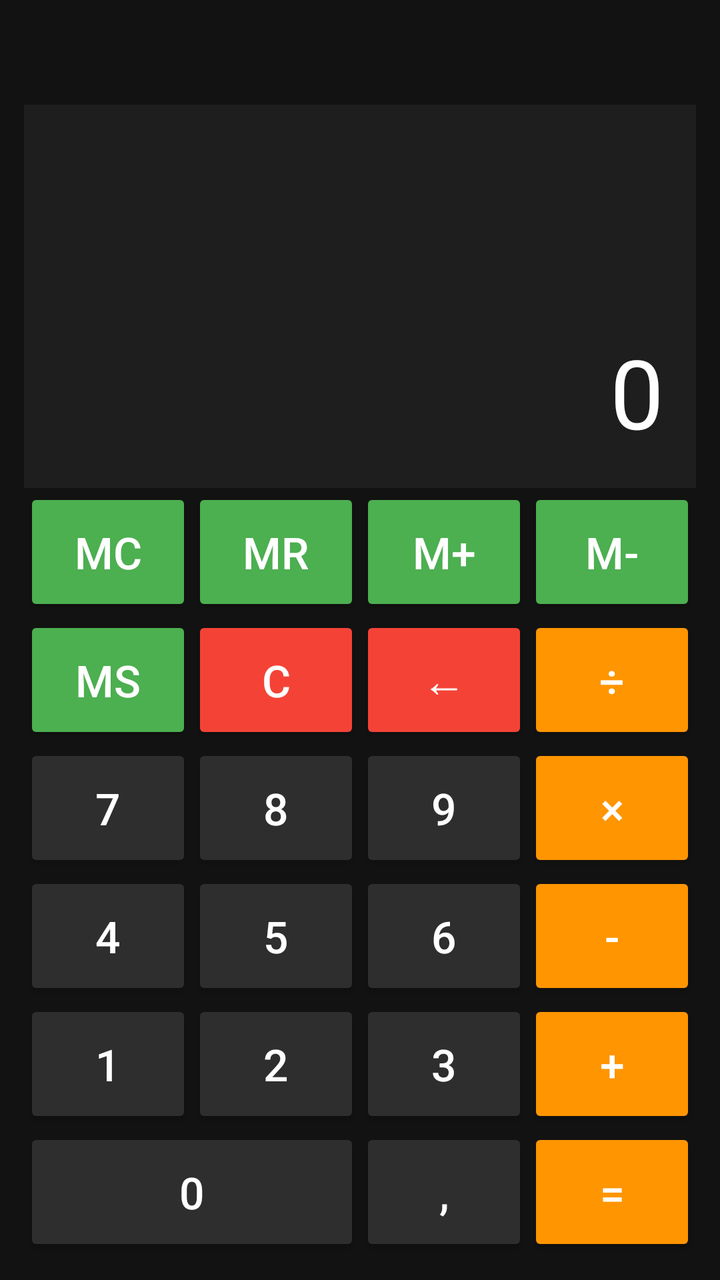
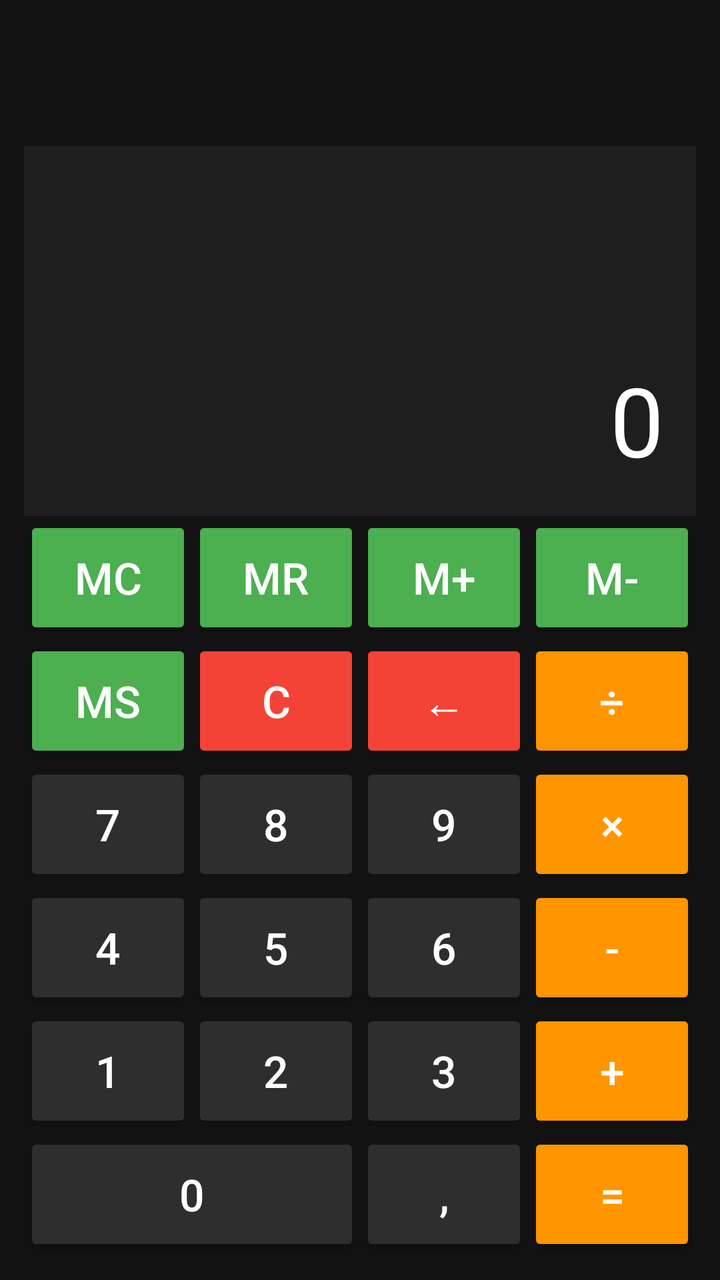

An Android layout rendered at two revisions. The XML below is the earlier revision; the diff shows what the commit changed to produce the second picture.
<!-- AndroidManifest.xml: application theme Theme.LABA1 -->
<!-- res/layout/activity_main.xml -->
<?xml version="1.0" encoding="utf-8"?>
<LinearLayout
    xmlns:android="http://schemas.android.com/apk/res/android"
    android:background="@color/bg"
    android:orientation="vertical"
    android:padding="12dp"
    android:fitsSystemWindows="true"
    android:layout_width="match_parent"
    android:layout_height="match_parent">

    <TextView
        android:id="@+id/tvExpression"
        android:layout_width="match_parent"
        android:layout_height="wrap_content"
        android:text=""
        android:textSize="18sp"
        android:textColor="@color/text"
        android:gravity="end"
        android:padding="8dp"
        android:focusable="false"/>

    <TextView
        android:id="@+id/tvDisplay"
        android:background="@color/display"
        android:textColor="@color/text"
        android:text="0"
        android:textSize="48sp"
        android:gravity="end|bottom"
        android:padding="16dp"
        android:layout_width="match_parent"
        android:layout_height="0dp"
        android:layout_weight="1"
        android:focusable="false"/>

    <GridLayout
        android:layout_width="match_parent"
        android:layout_height="0dp"
        android:layout_weight="2"
        android:columnCount="4">

        <Button style="@style/memoryBtn" android:text="MC" android:onClick="onMemoryClick"/>
        <Button style="@style/memoryBtn" android:text="MR" android:onClick="onMemoryClick"/>
        <Button style="@style/memoryBtn" android:text="M+" android:onClick="onMemoryClick"/>
        <Button style="@style/memoryBtn" android:text="M-" android:onClick="onMemoryClick"/>

        <Button style="@style/memoryBtn" android:text="MS" android:onClick="onMemoryClick"/>
        <Button style="@style/controlBtn" android:text="C" android:onClick="onClearClick"/>
        <Button style="@style/controlBtn" android:text="←" android:onClick="onBackspaceClick"/>
        <Button style="@style/operatorBtn" android:text="÷" android:onClick="onOperatorClick"/>

        <Button style="@style/digitBtn" android:text="7" android:onClick="onNumberClick"/>
        <Button style="@style/digitBtn" android:text="8" android:onClick="onNumberClick"/>
        <Button style="@style/digitBtn" android:text="9" android:onClick="onNumberClick"/>
        <Button style="@style/operatorBtn" android:text="×" android:onClick="onOperatorClick"/>

        <Button style="@style/digitBtn" android:text="4" android:onClick="onNumberClick"/>
        <Button style="@style/digitBtn" android:text="5" android:onClick="onNumberClick"/>
        <Button style="@style/digitBtn" android:text="6" android:onClick="onNumberClick"/>
        <Button style="@style/operatorBtn" android:text="-" android:onClick="onOperatorClick"/>

        <Button style="@style/digitBtn" android:text="1" android:onClick="onNumberClick"/>
        <Button style="@style/digitBtn" android:text="2" android:onClick="onNumberClick"/>
        <Button style="@style/digitBtn" android:text="3" android:onClick="onNumberClick"/>
        <Button style="@style/operatorBtn" android:text="+" android:onClick="onOperatorClick"/>

        <Button style="@style/digitBtn" android:layout_columnSpan="2" android:text="0" android:onClick="onNumberClick"/>
        <Button style="@style/digitBtn" android:text="," android:onClick="onDecimalClick"/>
        <Button style="@style/operatorBtn" android:text="=" android:onClick="onEqualsClick"/>
    </GridLayout>

</LinearLayout>
<!-- resources referenced by this layout -->
<resources>
  <color name="bg">#121212</color>
  <color name="display">#1E1E1E</color>
  <color name="text">#FFFFFF</color>
  <style name="controlBtn" parent="baseBtn">
          <item name="android:backgroundTint">@color/control</item>
      </style>
  <style name="digitBtn" parent="baseBtn">
          <item name="android:backgroundTint">@color/digit</item>
      </style>
  <style name="memoryBtn" parent="baseBtn">
          <item name="android:backgroundTint">@color/memory</item>
      </style>
  <style name="operatorBtn" parent="baseBtn">
          <item name="android:backgroundTint">@color/operator</item>
      </style>
  <style name="Theme.LABA1" parent="Base.Theme.LABA1" />
  <style name="baseBtn">
          <item name="android:layout_width">0dp</item>
          <item name="android:layout_height">0dp</item>
          <item name="android:layout_columnWeight">1</item>
          <item name="android:layout_rowWeight">1</item>
          <item name="android:textColor">@color/text</item>
          <item name="android:textSize">22sp</item>
      </style>
  <color name="control">#F44336</color>
  <color name="digit">#2E2E2E</color>
  <color name="memory">#4CAF50</color>
  <color name="operator">#FF9500</color>
  <style name="Base.Theme.LABA1" parent="Theme.Material3.DayNight.NoActionBar">
          
          
      </style>
</resources>

<!-- the commit's change to res/layout/activity_main.xml (unified diff, before → after) -->
@@ -11,13 +11,13 @@
     <TextView
         android:id="@+id/tvExpression"
         android:layout_width="match_parent"
-        android:layout_height="wrap_content"
-        android:text=""
-        android:textSize="18sp"
-        android:textColor="@color/text"
+        android:layout_height="61dp"
+        android:focusable="false"
         android:gravity="end"
         android:padding="8dp"
-        android:focusable="false"/>
+        android:text=""
+        android:textColor="@color/text"
+        android:textSize="24sp" />
 
     <TextView
         android:id="@+id/tvDisplay"
